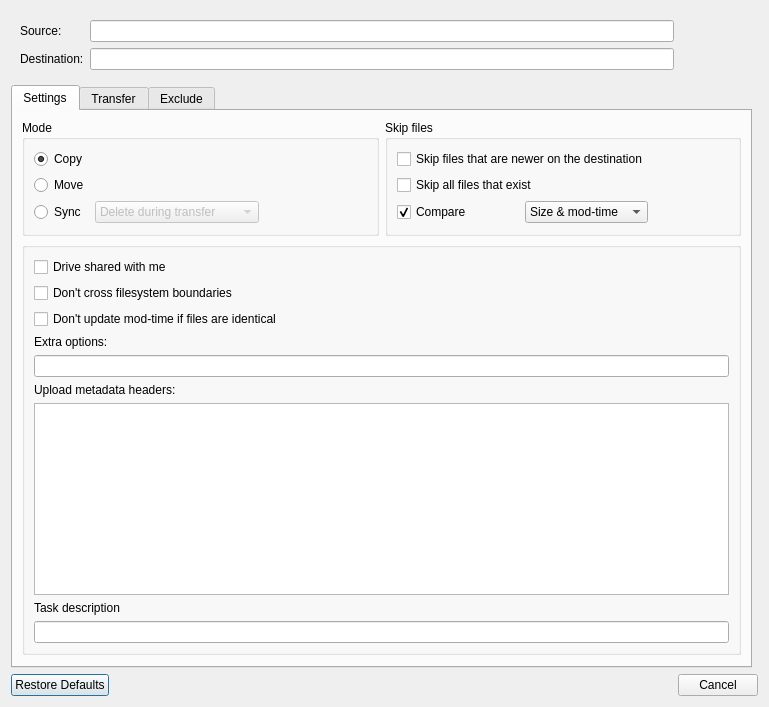
Before: the Qt Designer form src/transfer_dialog.ui in xrp001/RcloneBrowser, drawn with Qt 5.
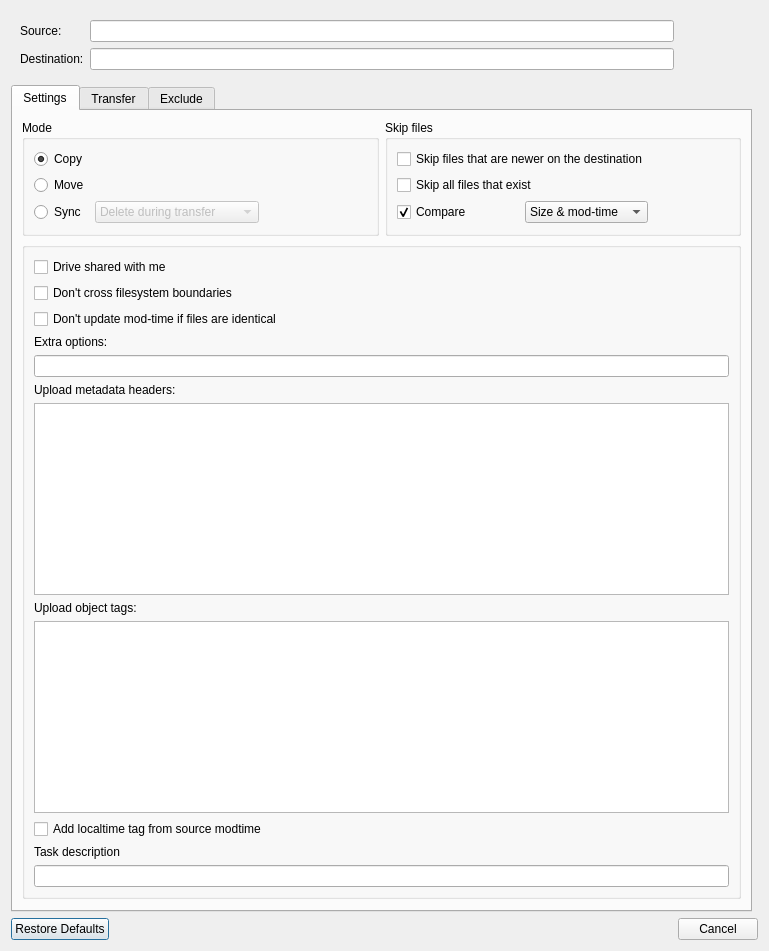
After: the same form once the commit is applied.

The edit to the form file:
```diff
--- a/src/transfer_dialog.ui
+++ b/src/transfer_dialog.ui
@@ -209,6 +209,38 @@
             </property>
            </widget>
           </item>
+          <item>
+           <widget class="QLabel" name="labelUploadTags">
+            <property name="toolTip">
+             <string>One tag per line. Each line will be passed as --s3-tags &lt;value&gt;.</string>
+            </property>
+            <property name="text">
+             <string>Upload object tags:</string>
+            </property>
+           </widget>
+          </item>
+          <item>
+           <widget class="QPlainTextEdit" name="textUploadTags">
+            <property name="toolTip">
+             <string>One tag per line, for example:
+project:demo
+env:test</string>
+            </property>
+            <property name="tabChangesFocus">
+             <bool>true</bool>
+            </property>
+           </widget>
+          </item>
+          <item>
+           <widget class="QCheckBox" name="checkUploadTagLocaltime">
+            <property name="toolTip">
+             <string>Add localtime=${modtime} as an S3 object tag during upload.</string>
+            </property>
+            <property name="text">
+             <string>Add localtime tag from source modtime</string>
+            </property>
+           </widget>
+          </item>
           <item>
            <widget class="QLabel" name="label_15">
             <property name="text">
```
